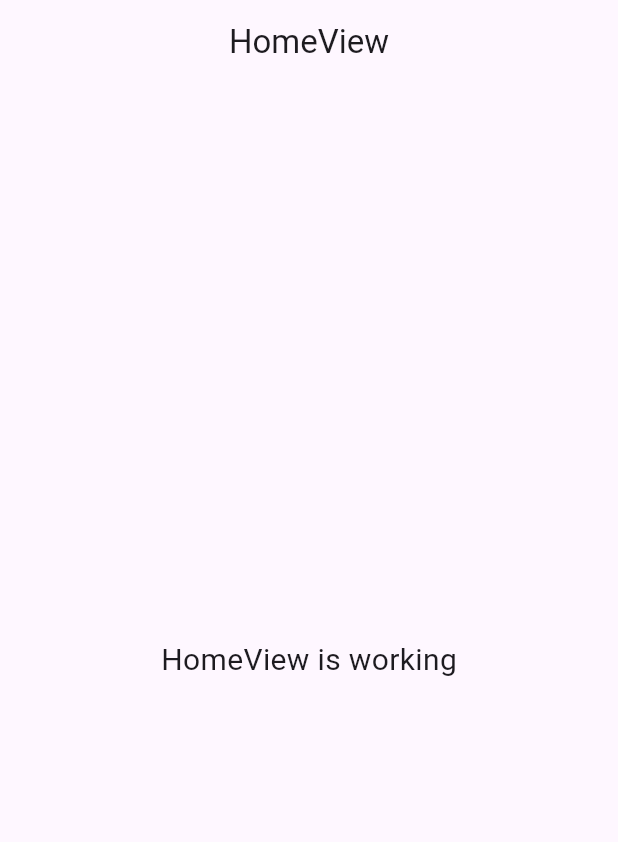
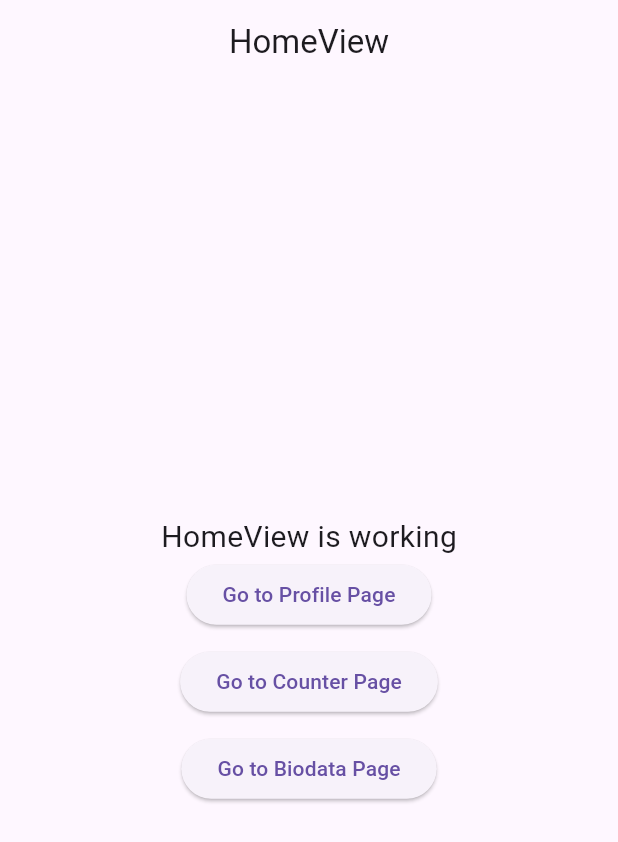
Before and after one commit to sandysptra09/LEARN_GETX, a Flutter app: the screen it shows after launch, on a phone screen of 412 x 824 dp. Shown: the top 842 px of the screen. Run offline on Flutter 3.47's test engine with Material 3 defaults, Android fonts, the light colour scheme and no system bars; our stand-ins replace get.

Commit message:
create page profile, counter and form biodata

```diff
--- a/lib/app/modules/home/views/home_view.dart
+++ b/lib/app/modules/home/views/home_view.dart
@@ -1,6 +1,7 @@
 import 'package:flutter/material.dart';
 
 import 'package:get/get.dart';
+import 'package:learn_getx/app/modules/profile/views/profile_view.dart';
 
 import '../controllers/home_controller.dart';
 
@@ -13,10 +14,42 @@ class HomeView extends GetView<HomeController> {
         title: const Text('HomeView'),
         centerTitle: true,
       ),
-      body: const Center(
-        child: Text(
-          'HomeView is working',
-          style: TextStyle(fontSize: 20),
+      body: Center(
+        child: Column(
+          mainAxisAlignment: MainAxisAlignment.center,
+          children: [
+            Text(
+              'HomeView is working',
+              style: TextStyle(fontSize: 20),
+            ),
+            ElevatedButton(
+              onPressed: () {
+                Get.toNamed('/profile');
+                // Get.to(ProfileView());
+              },
+              child: Text("Go to Profile Page"),
+            ),
+            Container(
+              margin: EdgeInsets.only(top: 10),
+              child: ElevatedButton(
+                onPressed: () {
+                  Get.toNamed('/counter');
+                  // Get.to(ProfileView());
+                },
+                child: Text("Go to Counter Page"),
+              ),
+            ),
+            Container(
+              margin: EdgeInsets.only(top: 10),
+              child: ElevatedButton(
+                onPressed: () {
+                  Get.toNamed('/biodata');
+                  // Get.to(ProfileView());
+                },
+                child: Text("Go to Biodata Page"),
+              ),
+            )
+          ],
         ),
       ),
     );
--- a/lib/app/routes/app_pages.dart
+++ b/lib/app/routes/app_pages.dart
@@ -1,7 +1,13 @@
 import 'package:get/get.dart';
 
+import '../modules/biodata/bindings/biodata_binding.dart';
+import '../modules/biodata/views/biodata_view.dart';
+import '../modules/counter/bindings/counter_binding.dart';
+import '../modules/counter/views/counter_view.dart';
 import '../modules/home/bindings/home_binding.dart';
 import '../modules/home/views/home_view.dart';
+import '../modules/profile/bindings/profile_binding.dart';
+import '../modules/profile/views/profile_view.dart';
 
 part 'app_routes.dart';
 
@@ -16,5 +22,20 @@ class AppPages {
       page: () => const HomeView(),
       binding: HomeBinding(),
     ),
+    GetPage(
+      name: _Paths.PROFILE,
+      page: () => const ProfileView(),
+      binding: ProfileBinding(),
+    ),
+    GetPage(
+      name: _Paths.COUNTER,
+      page: () => CounterView(),
+      binding: CounterBinding(),
+    ),
+    GetPage(
+      name: _Paths.BIODATA,
+      page: () => BiodataView(),
+      binding: BiodataBinding(),
+    ),
   ];
 }
--- a/lib/app/routes/app_routes.dart
+++ b/lib/app/routes/app_routes.dart
@@ -4,9 +4,15 @@ part of 'app_pages.dart';
 abstract class Routes {
   Routes._();
   static const HOME = _Paths.HOME;
+  static const PROFILE = _Paths.PROFILE;
+  static const COUNTER = _Paths.COUNTER;
+  static const BIODATA = _Paths.BIODATA;
 }
 
 abstract class _Paths {
   _Paths._();
   static const HOME = '/home';
+  static const PROFILE = '/profile';
+  static const COUNTER = '/counter';
+  static const BIODATA = '/biodata';
 }
--- a/lib/main.dart
+++ b/lib/main.dart
@@ -10,6 +10,7 @@ void main() {
       title: "Application",
       initialRoute: AppPages.INITIAL,
       getPages: AppPages.routes,
+      debugShowCheckedModeBanner: false,
     ),
   );
 }
--- a/pubspec.yaml
+++ b/pubspec.yaml
@@ -10,6 +10,7 @@ dependencies:
   get: 4.6.6
   flutter:
     sdk: flutter
+  intl: ^0.19.0
 
 dev_dependencies:
   flutter_lints: ^2.0.0
```
Also changed, not shown: lib/app/modules/biodata/bindings/biodata_binding.dart (added, +12 -0 lines), lib/app/modules/biodata/controllers/biodata_controller.dart (added, +53 -0 lines), lib/app/modules/biodata/views/biodata_view.dart (added, +121 -0 lines), lib/app/modules/counter/bindings/counter_binding.dart (added, +12 -0 lines), lib/app/modules/counter/controllers/counter_controller.dart (added, +29 -0 lines), lib/app/modules/counter/views/counter_view.dart (added, +53 -0 lines), lib/app/modules/profile/bindings/profile_binding.dart (added, +12 -0 lines), lib/app/modules/profile/controllers/profile_controller.dart (added, +23 -0 lines), lib/app/modules/profile/views/profile_view.dart (added, +24 -0 lines), pubspec.lock.
